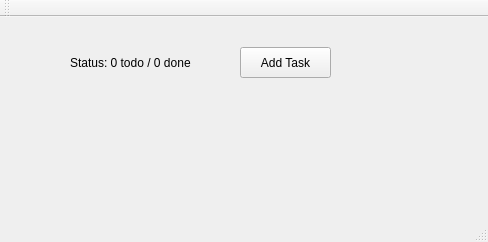
JeJoProjects/Qt-trails, file Chapter-1/MainWindow.ui: the form before one commit.
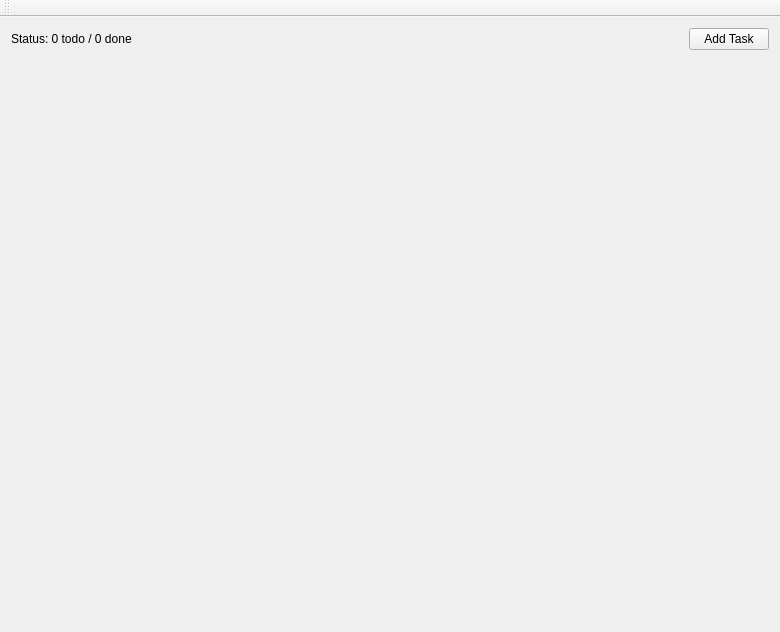
The form after the commit.

Commit message: Chapter-1 : Adding a task

What changed in the file:
```diff
--- a/Chapter-1/MainWindow.ui
+++ b/Chapter-1/MainWindow.ui
@@ -6,40 +6,64 @@
    <rect>
     <x>0</x>
     <y>0</y>
-    <width>488</width>
-    <height>242</height>
+    <width>780</width>
+    <height>632</height>
    </rect>
   </property>
   <property name="windowTitle">
    <string>MainWindow</string>
   </property>
   <widget class="QWidget" name="centralWidget">
-   <widget class="QPushButton" name="addTaskButton">
-    <property name="geometry">
-     <rect>
-      <x>240</x>
-      <y>30</y>
-      <width>91</width>
-      <height>31</height>
-     </rect>
-    </property>
-    <property name="text">
-     <string>Add Task</string>
-    </property>
-   </widget>
-   <widget class="QLabel" name="statusLabel">
-    <property name="geometry">
-     <rect>
-      <x>70</x>
-      <y>30</y>
-      <width>151</width>
-      <height>31</height>
-     </rect>
-    </property>
-    <property name="text">
-     <string>Status: 0 todo / 0 done</string>
-    </property>
-   </widget>
+   <layout class="QVBoxLayout" name="verticalLayout_2">
+    <item>
+     <layout class="QHBoxLayout" name="toolbarLayout">
+      <item>
+       <widget class="QLabel" name="statusLabel">
+        <property name="text">
+         <string>Status: 0 todo / 0 done</string>
+        </property>
+       </widget>
+      </item>
+      <item>
+       <spacer name="horizontalSpacer">
+        <property name="orientation">
+         <enum>Qt::Horizontal</enum>
+        </property>
+        <property name="sizeHint" stdset="0">
+         <size>
+          <width>40</width>
+          <height>20</height>
+         </size>
+        </property>
+       </spacer>
+      </item>
+      <item>
+       <widget class="QPushButton" name="addTaskButton">
+        <property name="text">
+         <string>Add Task</string>
+        </property>
+       </widget>
+      </item>
+     </layout>
+    </item>
+    <item>
+     <layout class="QVBoxLayout" name="tasksLayout">
+      <item>
+       <spacer name="verticalSpacer">
+        <property name="orientation">
+         <enum>Qt::Vertical</enum>
+        </property>
+        <property name="sizeHint" stdset="0">
+         <size>
+          <width>20</width>
+          <height>40</height>
+         </size>
+        </property>
+       </spacer>
+      </item>
+     </layout>
+    </item>
+   </layout>
   </widget>
   <widget class="QMenuBar" name="menuBar">
    <property name="geometry">
@@ -59,7 +83,6 @@
     <bool>false</bool>
    </attribute>
   </widget>
-  <widget class="QStatusBar" name="statusBar"/>
  </widget>
  <layoutdefault spacing="6" margin="11"/>
  <resources/>
```
Left out of the diff: 4 changed lines with no effect on the pictures. The commit also changes 3 other files.
